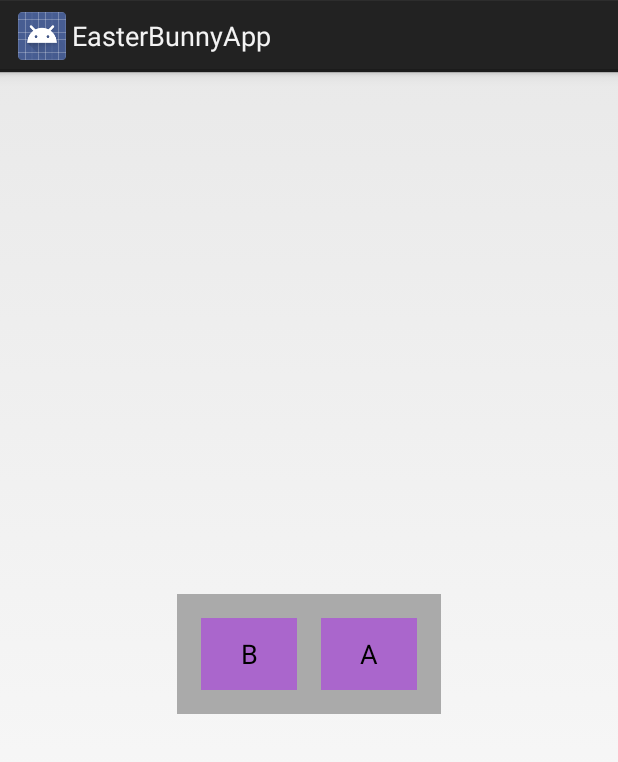
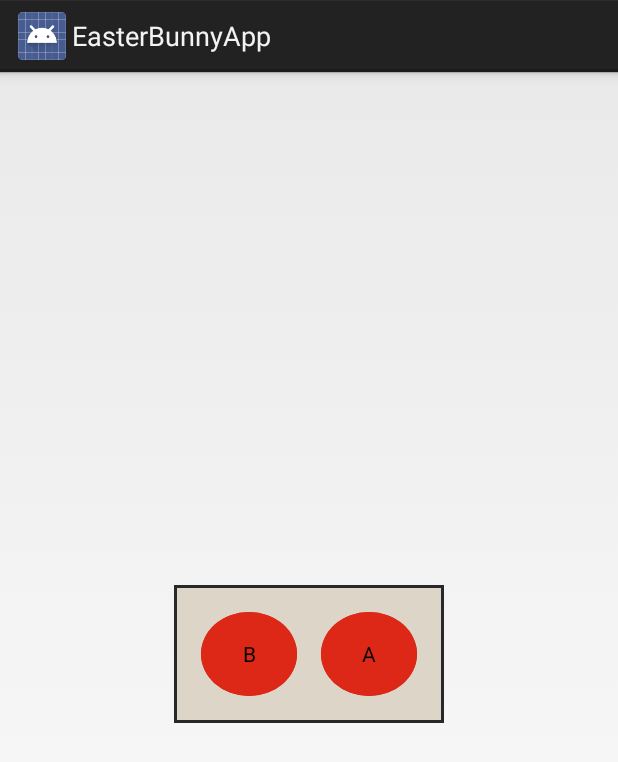
Before and after one commit to abeatte/Android-EasterBunny, an Android app: the layout easterbunny_controller.xml on its own in the app's theme, with its tools: preview values and no code run, on a phone screen of 412 x 824 dp. Shown: the top 762 px of the screen. Run offline under Robolectric (Android 15) with nearby library versions, the phone set to English and light mode, and no system bars.

Commit message:
Button redesign rev. 1.

```diff
--- /dev/null
+++ b/library/src/main/res/drawable/btn_nes.xml
@@ -0,0 +1,14 @@
+<?xml version="1.0" encoding="utf-8"?>
+<selector xmlns:android="http://schemas.android.com/apk/res/android">
+
+    <item android:state_pressed="true"
+        android:drawable="@drawable/btn_nes_pressed" />
+
+    <!--<item android:state_focused="true"-->
+        <!--android:state_enabled="true"-->
+        <!--android:drawable="@drawable/eb_btn_focused_holo" />-->
+
+    <item android:state_enabled="true"
+        android:drawable="@drawable/btn_nes_enabled" />
+
+</selector>
--- /dev/null
+++ b/library/src/main/res/drawable/btn_nes_enabled.xml
@@ -0,0 +1,26 @@
+<?xml version="1.0" encoding="utf-8"?>
+<layer-list xmlns:android="http://schemas.android.com/apk/res/android">
+
+    <!-- background to color -->
+    <item>
+        <shape android:shape="oval">
+            <solid android:color="@color/eb_nes_red" />
+        </shape>
+    </item>
+
+    <!-- shadow -->
+    <item>
+        <shape android:shape="oval">
+            <corners android:radius="2dp" />
+            <solid android:color="#10000000" />
+        </shape>
+    </item>
+
+    <!-- eewww fill again. overdraw. -->
+    <item>
+        <shape android:shape="oval">
+            <solid android:color="@color/eb_nes_red" />
+        </shape>
+    </item>
+
+</layer-list>
--- /dev/null
+++ b/library/src/main/res/drawable/btn_nes_pressed.xml
@@ -0,0 +1,10 @@
+<?xml version="1.0" encoding="utf-8"?>
+<layer-list xmlns:android="http://schemas.android.com/apk/res/android">
+
+    <item>
+        <shape android:shape="oval">
+            <solid android:color="@color/eb_nes_red_pressed" />
+        </shape>
+    </item>
+
+</layer-list>
--- a/library/src/main/res/layout/easterbunny_controller.xml
+++ b/library/src/main/res/layout/easterbunny_controller.xml
@@ -1,30 +1,42 @@
 <?xml version="1.0" encoding="utf-8"?>
 
-<RelativeLayout xmlns:android="http://schemas.android.com/apk/res/android"
+<FrameLayout xmlns:android="http://schemas.android.com/apk/res/android"
     xmlns:tools="http://schemas.android.com/tools"
     android:id="@+id/easterbunny_controller"
     android:layout_width="wrap_content"
     android:layout_height="wrap_content"
-    android:background="@android:color/darker_gray"
+    android:background="@color/eb_nes_background_dark"
     android:layout_gravity="center"
+    android:gravity="center"
     android:layout_centerInParent="true"
-    android:padding="8dp" >
+    android:padding="2dp" >
+
+    <RelativeLayout
+        android:layout_width="wrap_content"
+        android:layout_height="wrap_content"
+        android:background="@color/eb_nes_background_light"
+        android:layout_gravity="center"
+        android:layout_centerInParent="true"
+        android:gravity="center"
+        android:padding="8dp" >
 
     <Button
+        style="@style/Widget.EasterBunny.Nes.Button"
         android:id="@+id/controller_b"
         android:layout_width="wrap_content"
         android:layout_height="wrap_content"
-        android:background="@android:color/holo_purple"
         android:layout_margin="8dp"
         android:text="@string/controller_button_b"/>
 
     <Button
+        style="@style/Widget.EasterBunny.Nes.Button"
         android:id="@+id/controller_a"
         android:layout_width="wrap_content"
         android:layout_height="wrap_content"
         android:layout_toRightOf="@id/controller_b"
-        android:background="@android:color/holo_purple"
         android:layout_margin="8dp"
         android:text="@string/controller_button_a"/>
 
-</RelativeLayout>
+    </RelativeLayout>
+
+</FrameLayout>
--- /dev/null
+++ b/library/src/main/res/values/attrs.xml
@@ -0,0 +1,8 @@
+<?xml version="1.0" encoding="utf-8"?>
+<resources>
+
+    <declare-styleable name="AppTheme">
+        <attr name="NesButtonStyle" format="reference" />
+    </declare-styleable>
+
+</resources>
--- /dev/null
+++ b/library/src/main/res/values/colors.xml
@@ -0,0 +1,13 @@
+<?xml version="1.0" encoding="utf-8"?>
+<resources>
+
+    <!-- reds -->
+    <color name="eb_nes_red">#DD2817</color>
+    <color name="eb_nes_red_pressed">#C41915</color>
+
+    <!-- grays -->
+    <color name="eb_nes_background_light">#DDD6C8</color>
+    <color name="eb_nes_background_border">#575452</color>
+    <color name="eb_nes_background_dark">#282828</color>
+
+</resources>
--- a/library/src/main/res/values/strings.xml
+++ b/library/src/main/res/values/strings.xml
@@ -1,5 +1,7 @@
 <resources>
+
     <string name="app_name">EasterBunny</string>
     <string name="controller_button_b">B</string>
     <string name="controller_button_a">A</string>
+
 </resources>
--- a/library/src/main/res/values/styles.xml
+++ /dev/null
@@ -1,8 +0,0 @@
-<resources>
-
-    <!-- Base application theme. -->
-    <style name="AppTheme" parent="android:Theme.Holo.Light.DarkActionBar">
-        <!-- Customize your theme here. -->
-    </style>
-
-</resources>
--- /dev/null
+++ b/library/src/main/res/values/themes.xml
@@ -0,0 +1,18 @@
+<?xml version="1.0" encoding="utf-8"?>
+<resources>
+
+    <!-- Base application theme. -->
+    <style name="AppTheme" parent="android:Theme.Holo.Light.DarkActionBar"/>
+
+    <!-- ======= -->
+    <!-- BUTTONS -->
+    <!-- ======= -->
+
+    <style name="Widget.EasterBunny.Nes.Button" parent="@android:Widget.Button">
+        <item name="android:background">@drawable/btn_nes</item>
+        <item name="android:minHeight">56dp</item>
+        <item name="android:textAllCaps">true</item>
+        <item name="android:gravity">center</item>
+    </style>
+
+</resources>
```
Also changed, not shown: 1 other file.
